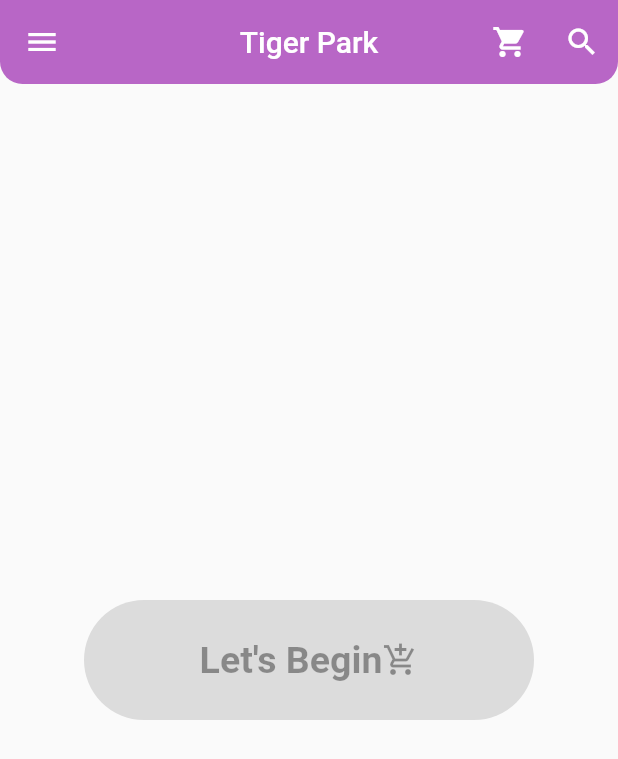
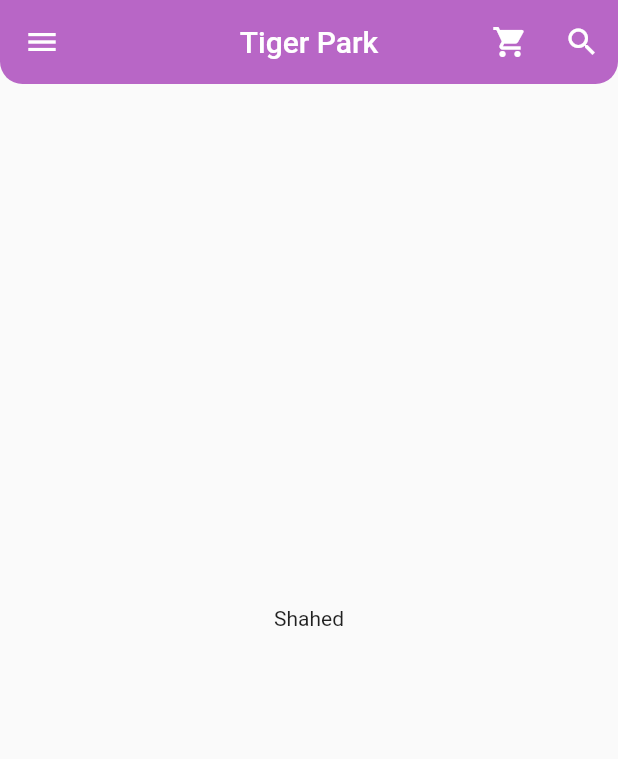
Before and after one commit to ShahedMohammadHridoy/flutter-practice, a Flutter app: the screen it shows after launch, on a phone screen of 412 x 824 dp. Shown: the top 759 px of the screen. Run offline on Flutter 3.47's test engine with Material 2 defaults, Android fonts, the phone set to English and light mode, and no system bars; our stand-ins replace font_awesome_flutter.

Commit message:
body behind appbar

```diff
--- a/lib/screens/home.dart
+++ b/lib/screens/home.dart
@@ -6,6 +6,7 @@ class Home extends StatelessWidget {
   @override
   Widget build(BuildContext context) {
     return Scaffold(
+      extendBodyBehindAppBar: true,
       appBar: AppBar(
         leading: IconButton(onPressed: () {}, icon: const Icon(Icons.menu),),
         title: const Text("Tiger Park"),
@@ -23,26 +24,8 @@ class Home extends StatelessWidget {
               bottom: Radius.circular(15.0))
         ),
       ),
-      body: Center(
-        child: ElevatedButton(
-          onPressed: null,
-              style: ElevatedButton.styleFrom(
-                padding: const EdgeInsets.all(20.0),
-                shape: const StadiumBorder(),
-                fixedSize: const Size(300, 80),
-                textStyle: const TextStyle(
-                  fontSize: 25,
-                  fontWeight: FontWeight.bold,
-                ),
-              ),
-          child: Row(
-            mainAxisAlignment: MainAxisAlignment.center,
-            children: const [
-              Text("Let's Begin"),
-              Icon(Icons.add_shopping_cart_outlined)
-            ],
-          ),
-            ),
+      body: const Center(
+        child: Text("Shahed"),
       ),
     );
   }
```
